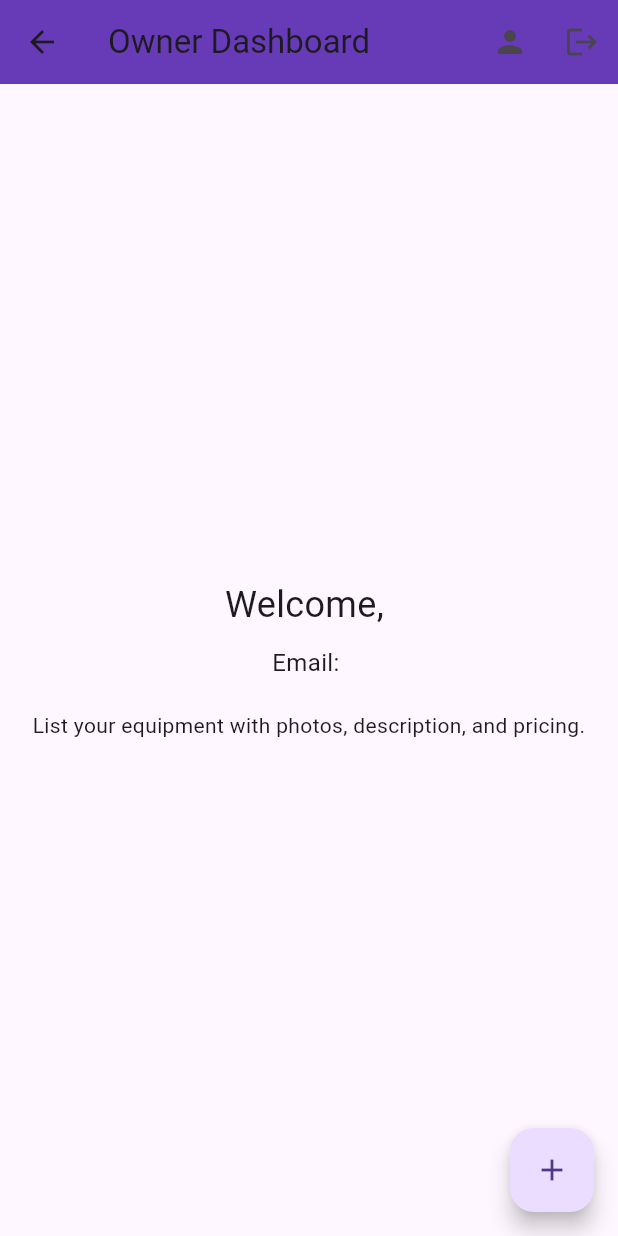
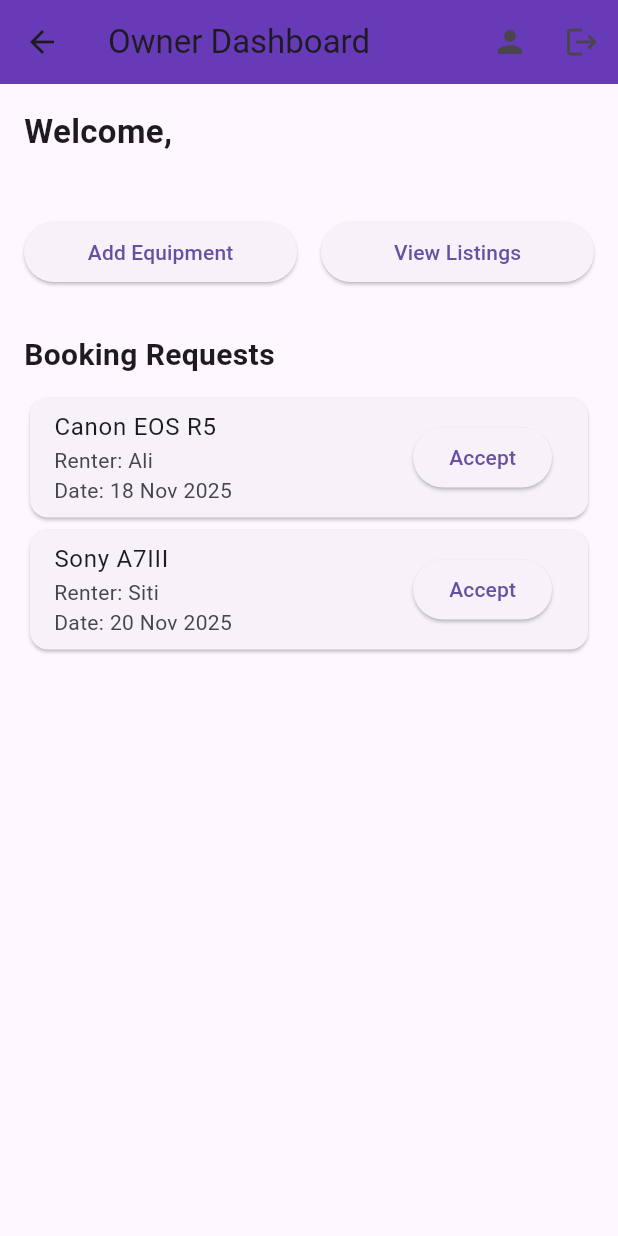
Before and after one commit to mhdhfzi/MAP-PROJECT, a Flutter app: the OwnerDashboard screen opened by its route, on a phone screen of 412 x 824 dp. Run offline on Flutter 3.47's test engine with Material 3 defaults, Android fonts, the phone set to English and light mode, and no system bars; our stand-ins replace cloud_firestore, firebase_auth, firebase_core, shared_preferences; accounts and stored records are empty.

Commit message:
update for owner

```diff
--- /dev/null
+++ b/cam_share/devtools_options.yaml
@@ -0,0 +1,3 @@
+description: This file stores settings for Dart & Flutter DevTools.
+documentation: https://docs.flutter.dev/tools/devtools/extensions#configure-extension-enablement-states
+extensions:
--- a/cam_share/lib/screens/owner_dashboard.dart
+++ b/cam_share/lib/screens/owner_dashboard.dart
@@ -1,6 +1,8 @@
 import 'package:flutter/material.dart';
 import 'package:firebase_auth/firebase_auth.dart';
 import 'package:cloud_firestore/cloud_firestore.dart';
+import 'add_equipment_screen.dart';
+import 'listing_page.dart';
 
 class OwnerDashboard extends StatefulWidget {
   const OwnerDashboard({super.key});
@@ -10,21 +12,48 @@ class OwnerDashboard extends StatefulWidget {
 }
 
 class _OwnerDashboardState extends State<OwnerDashboard> {
-  String userName = '';
+  String userName = 'Loading...';
   String userEmail = '';
+
+  // Dummy booking requests (replace with Firestore later if needed)
+  List<Map<String, dynamic>> bookingRequests = [
+    {
+      "equipment": "Canon EOS R5",
+      "renter": "Ali",
+      "date": "18 Nov 2025",
+      "status": "Pending"
+    },
+    {
+      "equipment": "Sony A7III",
+      "renter": "Siti",
+      "date": "20 Nov 2025",
+      "status": "Pending"
+    }
+  ];
 
   @override
   void initState() {
     super.initState();
-    _loadUserInfo();
+    _loadOwnerInfo();
   }
 
-  Future<void> _loadUserInfo() async {
-    final uid = FirebaseAuth.instance.currentUser!.uid;
-    final doc = await FirebaseFirestore.instance.collection('users').doc(uid).get();
+  Future<void> _loadOwnerInfo() async {
+    final user = FirebaseAuth.instance.currentUser;
+    if (user != null) {
+      final doc =
+          await FirebaseFirestore.instance.collection('users').doc(user.uid).get();
+      if (mounted) {
+        setState(() {
+          userName = doc.data()?['name'] ?? 'Owner';
+          userEmail = doc.data()?['email'] ?? user.email ?? '';
+        });
+      }
+    }
+  }
+
+  void _acceptBooking(int index) {
     setState(() {
-      userName = doc['name'] ?? '';
-      userEmail = doc['email'] ?? '';
+      bookingRequests[index]["status"] = "Accepted";
     });
   }
 
@@ -41,41 +70,114 @@ class _OwnerDashboardState extends State<OwnerDashboard> {
   Widget build(BuildContext context) {
     return Scaffold(
       appBar: AppBar(
-        title: const Text('Owner Dashboard'),
+        title: const Text("Owner Dashboard"),
         backgroundColor: Colors.deepPurple,
         actions: [
           IconButton(
             icon: const Icon(Icons.person),
-            tooltip: 'Profile',
+            tooltip: "Profile",
             onPressed: _goToProfile,
           ),
           IconButton(
             icon: const Icon(Icons.logout),
-            tooltip: 'Logout',
+            tooltip: "Logout",
             onPressed: _logout,
           ),
         ],
       ),
-      body: Center(
+      body: SingleChildScrollView(
+        padding: const EdgeInsets.all(16),
         child: Column(
-          mainAxisAlignment: MainAxisAlignment.center,
+          crossAxisAlignment: CrossAxisAlignment.start,
           children: [
-            Text('Welcome, $userName', style: const TextStyle(fontSize: 24)),
+            /// ---------- OWNER PROFILE ----------
+            Text(
+              "Welcome, $userName",
+              style: const TextStyle(fontSize: 22, fontWeight: FontWeight.bold),
+            ),
+            Text(userEmail),
+            const SizedBox(height: 20),
+
+            /// ---------- TWO MAIN BUTTONS ----------
+            Row(
+              children: [
+                /// ADD NEW EQUIPMENT
+                Expanded(
+                  child: ElevatedButton(
+                    onPressed: () async {
+                      final added = await Navigator.push(
+                        context,
+                        MaterialPageRoute(
+                          builder: (_) => const AddEquipmentScreen(),
+                        ),
+                      );
+
+                      if (added == true) {
+                        ScaffoldMessenger.of(context).showSnackBar(
+                          const SnackBar(
+                            content: Text("Equipment added successfully!"),
+                          ),
+                        );
+                      }
+                    },
+                    child: const Text("Add Equipment"),
+                  ),
+                ),
+                const SizedBox(width: 16),
+
+                /// VIEW LISTINGS (Powered by Firestore)
+                Expanded(
+                  child: ElevatedButton(
+                    onPressed: () {
+                      Navigator.push(
+                        context,
+                        MaterialPageRoute(
+                          builder: (_) => const ListingPage(),
+                        ),
+                      );
+                    },
+                    child: const Text("View Listings"),
+                  ),
+                ),
+              ],
+            ),
+
+            const SizedBox(height: 30),
+
+            /// ---------- BOOKING REQUESTS ----------
+            const Text(
+              "Booking Requests",
+              style: TextStyle(fontSize: 20, fontWeight: FontWeight.bold),
+            ),
             const SizedBox(height: 10),
-            Text('Email: $userEmail', style: const TextStyle(fontSize: 16)),
-            const SizedBox(height: 20),
-            const Text(
-              'List your equipment with photos, description, and pricing.',
-              textAlign: TextAlign.center,
-            ),
+
+            ...bookingRequests.asMap().entries.map((entry) {
+              int index = entry.key;
+              var request = entry.value;
+
+              return Card(
+                child: ListTile(
+                  title: Text(request["equipment"]),
+                  subtitle: Text(
+                    "Renter: ${request['renter']}\nDate: ${request['date']}",
+                  ),
+                  trailing: request["status"] == "Pending"
+                      ? ElevatedButton(
+                          onPressed: () => _acceptBooking(index),
+                          child: const Text("Accept"),
+                        )
+                      : const Text(
+                          "Accepted",
+                          style: TextStyle(
+                            color: Colors.green,
+                            fontWeight: FontWeight.bold,
+                          ),
+                        ),
+                ),
+              );
+            }).toList(),
           ],
         ),
-      ),
-      floatingActionButton: FloatingActionButton(
-        onPressed: () {
-          Navigator.pushNamed(context, '/addEquipment');
-        },
-        child: const Icon(Icons.add),
       ),
     );
   }
```
Also changed, not shown: cam_share/lib/screens/add_equipment_screen.dart (+43 -33 lines), cam_share/lib/screens/edit_equipment_screen.dart (added, +88 -0 lines), cam_share/lib/screens/listing_page.dart (added, +104 -0 lines).
